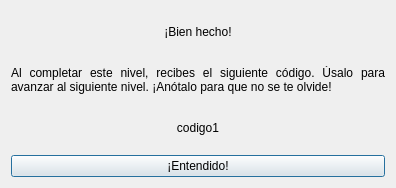
Qt form win1.ui (CapitanLevi/ProyectoFinal) before a commit.
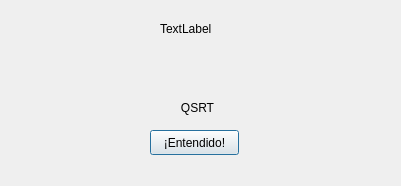
The same form after that commit.

```diff
--- a/win1.ui
+++ b/win1.ui
@@ -6,65 +6,52 @@
    <rect>
     <x>0</x>
     <y>0</y>
-    <width>396</width>
-    <height>188</height>
+    <width>401</width>
+    <height>186</height>
    </rect>
   </property>
-  <property name="maximumSize">
-   <size>
-    <width>396</width>
-    <height>16777215</height>
-   </size>
-  </property>
   <property name="windowTitle">
    <string>Dialog</string>
   </property>
-  <property name="autoFillBackground">
-   <bool>false</bool>
-  </property>
-  <property name="sizeGripEnabled">
-   <bool>false</bool>
-  </property>
-  <property name="modal">
-   <bool>false</bool>
-  </property>
-  <layout class="QVBoxLayout" name="verticalLayout_2">
-   <item>
-    <layout class="QVBoxLayout" name="verticalLayout">
-     <item>
-      <widget class="QLabel" name="title">
-       <property name="text">
-        <string>&lt;html&gt;&lt;head/&gt;&lt;body&gt;&lt;p align=&quot;center&quot;&gt;¡Bien hecho!&lt;/p&gt;&lt;/body&gt;&lt;/html&gt;</string>
-       </property>
-      </widget>
-     </item>
-     <item>
-      <widget class="QLabel" name="message">
-       <property name="text">
-        <string>&lt;html&gt;&lt;head/&gt;&lt;body&gt;&lt;p align=&quot;justify&quot;&gt;Al completar este nivel, recibes el siguiente código. Úsalo para avanzar al siguiente nivel. ¡Anótalo para que no se te olvide!&lt;/p&gt;&lt;/body&gt;&lt;/html&gt;</string>
-       </property>
-       <property name="wordWrap">
-        <bool>true</bool>
-       </property>
-      </widget>
-     </item>
-     <item>
-      <widget class="QLabel" name="codigo">
-       <property name="text">
-        <string>&lt;html&gt;&lt;head/&gt;&lt;body&gt;&lt;p align=&quot;center&quot;&gt;codigo1&lt;/p&gt;&lt;/body&gt;&lt;/html&gt;</string>
-       </property>
-      </widget>
-     </item>
-     <item>
-      <widget class="QPushButton" name="ok">
-       <property name="text">
-        <string>¡Entendido!</string>
-       </property>
-      </widget>
-     </item>
-    </layout>
-   </item>
-  </layout>
+  <widget class="QPushButton" name="ok">
+   <property name="geometry">
+    <rect>
+     <x>150</x>
+     <y>130</y>
+     <width>89</width>
+     <height>25</height>
+    </rect>
+   </property>
+   <property name="text">
+    <string>¡Entendido!</string>
+   </property>
+  </widget>
+  <widget class="QLabel" name="codigo">
+   <property name="geometry">
+    <rect>
+     <x>170</x>
+     <y>100</y>
+     <width>55</width>
+     <height>17</height>
+    </rect>
+   </property>
+   <property name="text">
+    <string>&lt;html&gt;&lt;head/&gt;&lt;body&gt;&lt;p align=&quot;center&quot;&gt;QSRT&lt;/p&gt;&lt;/body&gt;&lt;/html&gt;</string>
+   </property>
+  </widget>
+  <widget class="QLabel" name="label">
+   <property name="geometry">
+    <rect>
+     <x>160</x>
+     <y>20</y>
+     <width>67</width>
+     <height>17</height>
+    </rect>
+   </property>
+   <property name="text">
+    <string>TextLabel</string>
+   </property>
+  </widget>
  </widget>
  <resources/>
  <connections>
```
Left out of the diff: 8 changed lines with no effect on the pictures.
